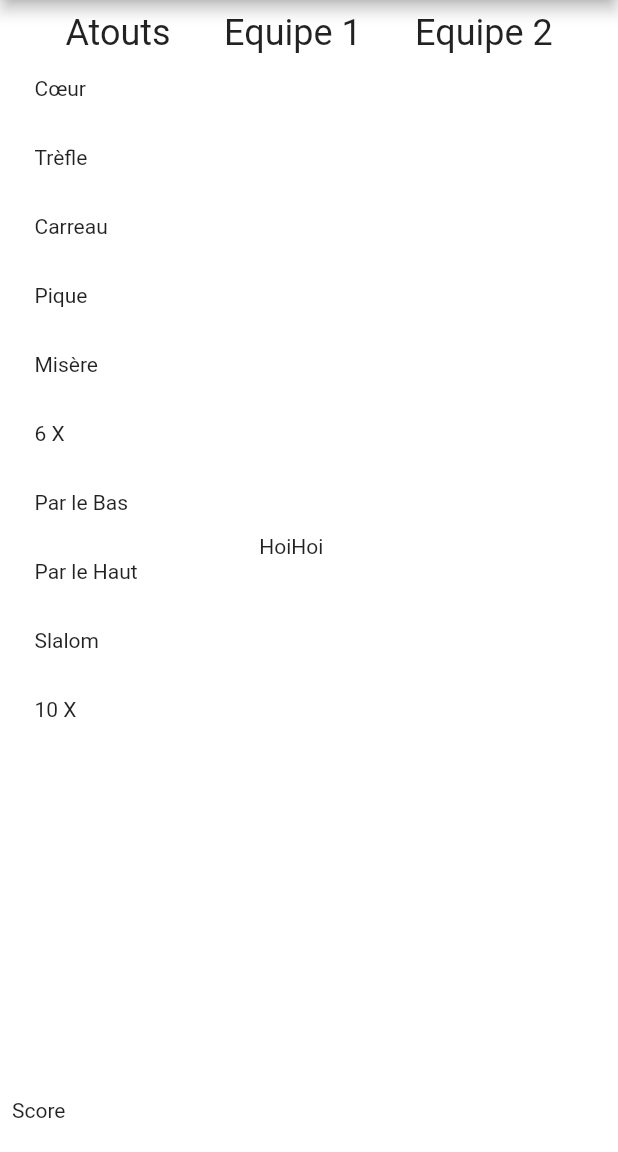
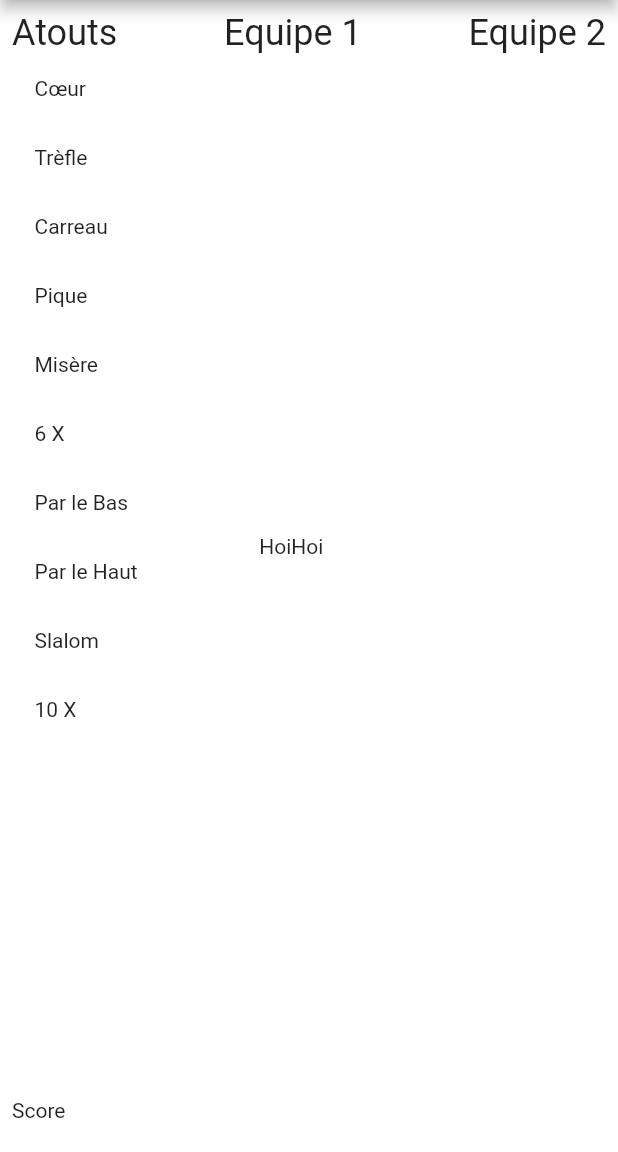
Before and after one commit to Khoding/coiffeur, a Flutter app: the screen it shows after launch, on a phone screen of 412 x 824 dp, the part 84-1236 px from its top. Run offline on Flutter 3.47's test engine with Material 2 defaults, Android fonts, the phone set to English and light mode, and no system bars; Roboto replaces fonts that are missing (Montserrat); project files that could hold a hidden picture were left out.

```diff
--- a/lib/main.dart
+++ b/lib/main.dart
@@ -91,7 +91,7 @@ class _MyHomePageState extends State<MyHomePage> {
             children: [
               Row(
                 crossAxisAlignment: CrossAxisAlignment.start,
-                mainAxisAlignment: MainAxisAlignment.spaceEvenly,
+                mainAxisAlignment: MainAxisAlignment.spaceBetween,
                 children: [
                   Text(
                     'Atouts',
@@ -171,6 +171,7 @@ class _MyHomePageState extends State<MyHomePage> {
       width: (MediaQuery.of(context).size.width) * 0.4,
       child: buildContainer(
         child: ListView(
+          physics: const NeverScrollableScrollPhysics(),
           children: DUMMY_VARIANTES
               .map(
                 (catData) => VarianteItem(
--- a/lib/widgets/variante_item.dart
+++ b/lib/widgets/variante_item.dart
@@ -21,14 +21,10 @@ class VarianteItem extends StatelessWidget {
 
   @override
   Widget build(BuildContext context) {
-    return InkWell(
-      onTap: () => selectVariante(context),
-      splashColor: Theme.of(context).primaryColor,
-      child: Container(
-        padding: const EdgeInsets.all(15),
-        child: Text(
-          title,
-        ),
+    return SingleChildScrollView(
+      padding: const EdgeInsets.all(15),
+      child: Text(
+        title,
       ),
     );
   }
```
